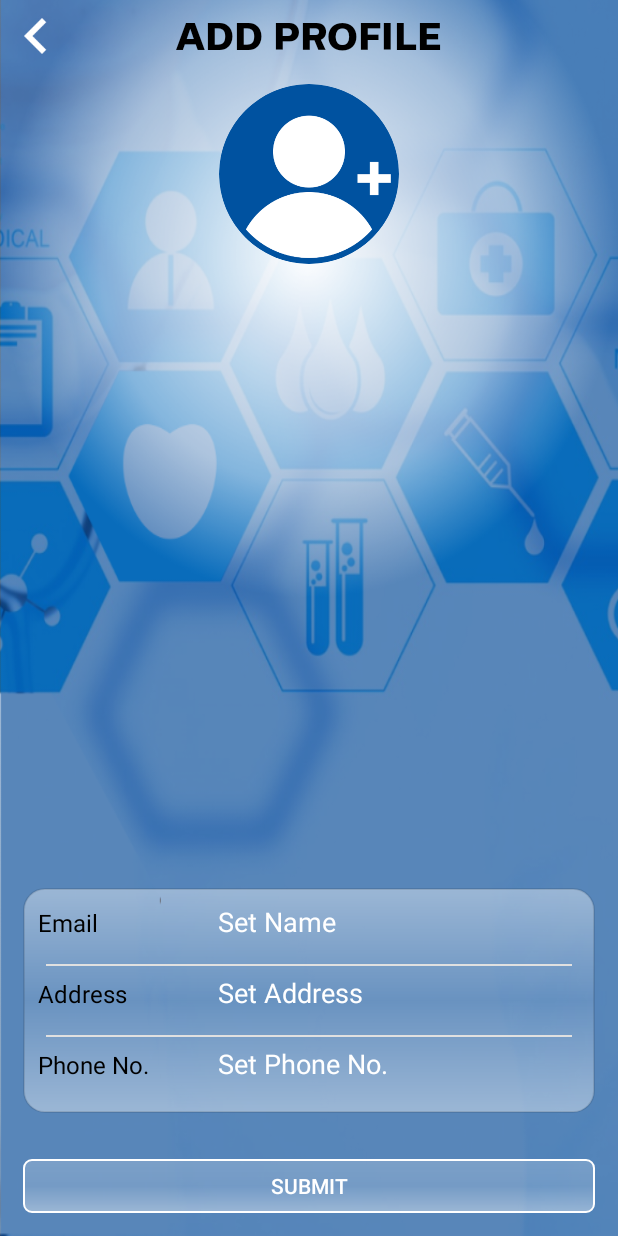
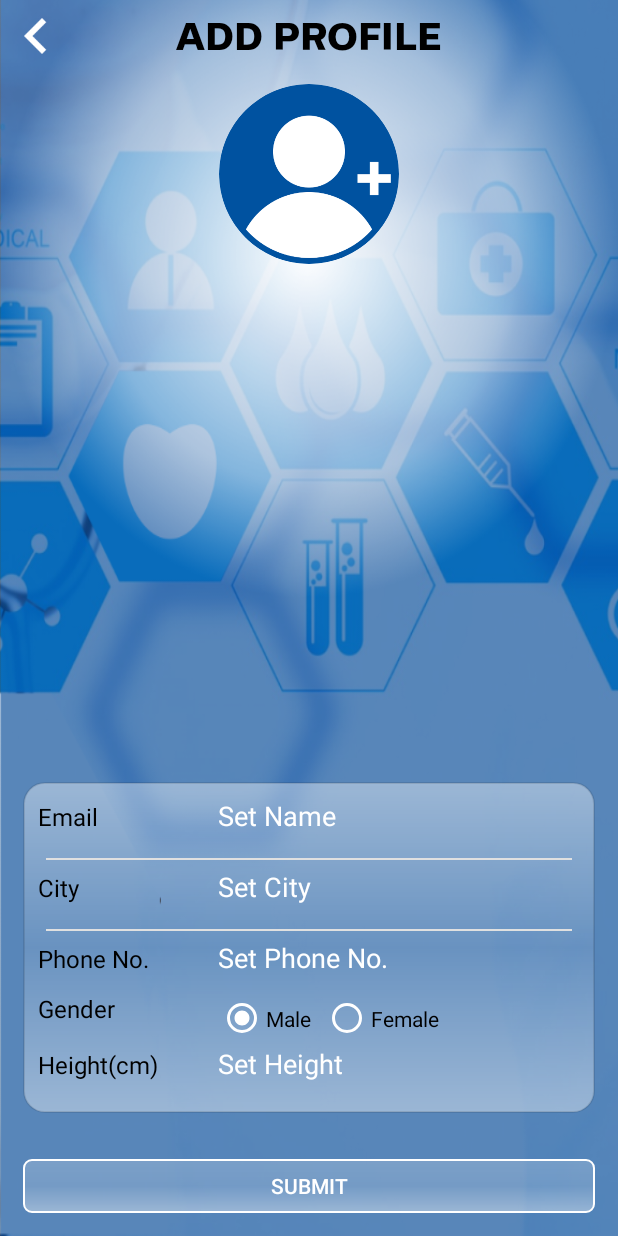
Before and after one commit to abh22ishek/BplWeighMachinDemo-master, an Android app: the UsersProfileActivity screen opened directly, with no data from a screen before it, on a phone screen of 412 x 824 dp. Run offline under Robolectric (Android 15) with nearby library versions, the phone set to English and light mode, and no system bars; our stand-ins replace CircleImageView; pictures from the network do not load; Roboto replaces fonts that are not available here; 1 statement that could not run was skipped.

Commit message:
home and clinic conditions added

```diff
--- a/app/src/main/java/constantsP/GlobalClass.java
+++ b/app/src/main/java/constantsP/GlobalClass.java
@@ -17,6 +17,16 @@ import static android.content.ContentValues.TAG;
 public class GlobalClass extends Config {
 
     String username;
+
+    String userType;
+
+    public String getUserType() {
+        return userType;
+    }
+
+    public void setUserType(String userType) {
+        this.userType = userType;
+    }
 
     public String getUsername() {
         return username;
--- a/app/src/main/java/test/bpl/com/bplscreens/UsersProfileActivity.java
+++ b/app/src/main/java/test/bpl/com/bplscreens/UsersProfileActivity.java
@@ -110,13 +110,11 @@ public class UsersProfileActivity extends Activity {
         userEmail=findViewById(R.id.userEmail);
         final LinearLayout   layoutHeight=findViewById(R.id.layoutHeight);
 
-        layoutHeight.setVisibility(View.GONE);
 
         final LinearLayout   layoutWeight=findViewById(R.id.layoutWeight);
         layoutWeight.setVisibility(View.GONE);
 
         final LinearLayout   layoutGender=findViewById(R.id.layoutGender);
-        layoutGender.setVisibility(View.GONE);
 
         headertitle =  findViewById(R.id.base_header_title);
 
@@ -126,6 +124,25 @@ public class UsersProfileActivity extends Activity {
             userEmail.setEnabled(false);
         }
 
+
+        if(globalVariable.getUserType()!=null && globalVariable.getUserType().equalsIgnoreCase("Clinic"))
+        {
+
+            headertitle.setText(R.string.add_clinic_prof);
+            layoutHeight.setVisibility(View.GONE);
+            layoutGender.setVisibility(View.GONE);
+
+
+        }else{
+            headertitle.setText(getString(R.string.add_prof));
+            layoutHeight.setVisibility(View.VISIBLE);
+            layoutGender.setVisibility(View.VISIBLE);
+
+
+
+        }
+
+        Logger.log(Level.DEBUG,TAG,"userType="+globalVariable.getUserType());
 
         manageUser.setOnClickListener(new View.OnClickListener() {
             @Override
@@ -147,6 +164,12 @@ public class UsersProfileActivity extends Activity {
             male.setEnabled(false);
             female.setEnabled(false);
             manageUser.setVisibility(View.VISIBLE);
+
+            if(globalVariable.getUserType().equalsIgnoreCase("home")){
+                manageUser.setText("MANAGE  FAMILY MEMBER");
+            }else{
+                manageUser.setText("MANAGE USER");
+            }
             img_photo.setEnabled(false);
             img_photo.setImageDrawable(ContextCompat.getDrawable(UsersProfileActivity.this, R.drawable.edit_profile));
 
@@ -226,7 +249,15 @@ public class UsersProfileActivity extends Activity {
             TAG_USER = "Update";
             img_photo.setImageDrawable(ContextCompat.getDrawable(UsersProfileActivity.this, R.drawable.add_profile));
 
-            headertitle.setText("ADD PROFILE");
+            if(globalVariable.getUserType()!=null && globalVariable.getUserType().equalsIgnoreCase("Clinic"))
+            {
+
+                headertitle.setText(R.string.add_clinic_prof);
+            }else{
+                headertitle.setText(getString(R.string.add_prof));
+
+            }
+
             btn_Update_delete.setVisibility(View.GONE);
             btn_Submit.setVisibility(View.VISIBLE);
         }
--- a/app/src/main/res/values/strings.xml
+++ b/app/src/main/res/values/strings.xml
@@ -22,7 +22,7 @@
     <string name="set_name">Set Name</string>
     <string name="set_age">Set Age</string>
 
-    <string name="set_address">Set Address</string>
+    <string name="set_address">Set City</string>
     <string name="user_name">User Name</string>
     <string name="ad_name">Login Name</string>
     <string name="set_phone">Set Phone No.</string>
@@ -42,7 +42,7 @@
 
     <string name="sure_sel_user">Are you Sure you want to delete Selected Records</string>
 
-    <string name="address">Address</string>
+    <string name="address">City</string>
     <string name="add_user">Add New User</string>
     <string name="sel_user">Select User</string>
     <string name="phone">Phone No.</string>
@@ -504,5 +504,8 @@ contains a large amount of water. (approx 70%)</string>
     <string name="bone_mass_">Bone Mass</string>
     <string name="edit">Edit</string>
     <string name="edit_prof">EDIT PROFILE</string>
+    <string name="add_prof">ADD PROFILE</string>
+    <string name="add_clinic_prof">Add CLINIC PROFILE</string>
+    <string name="man_fam_men">Manage Family Member</string>
 
 </resources>
```
Also changed, not shown: app/src/main/java/adapter/ExistingUserActivityManage.java (+26 -5 lines), app/src/main/java/localstorage/StoreCredentials.java (+5 -2 lines), app/src/main/java/test/bpl/com/bplscreens/MenuPageActivty.java (+7 -0 lines), app/src/main/java/test/bpl/com/bplscreens/OximeterMainActivity.java (+1 -1 lines), app/src/main/java/test/bpl/com/bplscreens/SignUpActivity.java (+27 -37 lines), app/src/main/java/test/bpl/com/bplscreens/SplashScreenActivity.java (+6 -0 lines).
